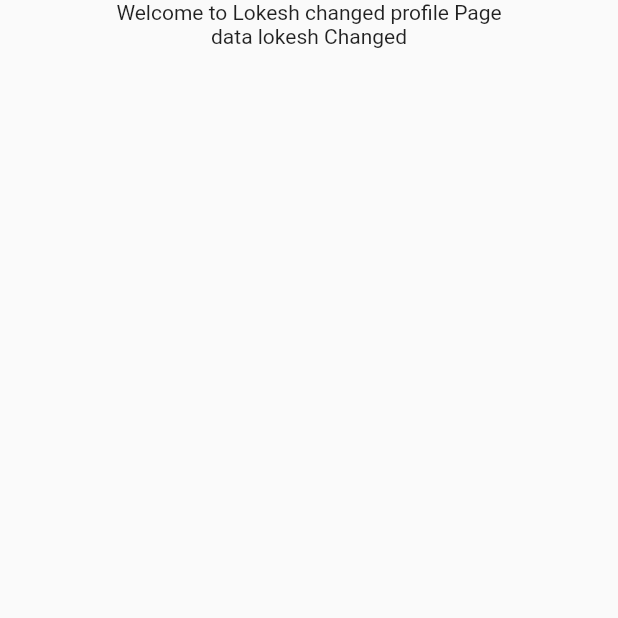
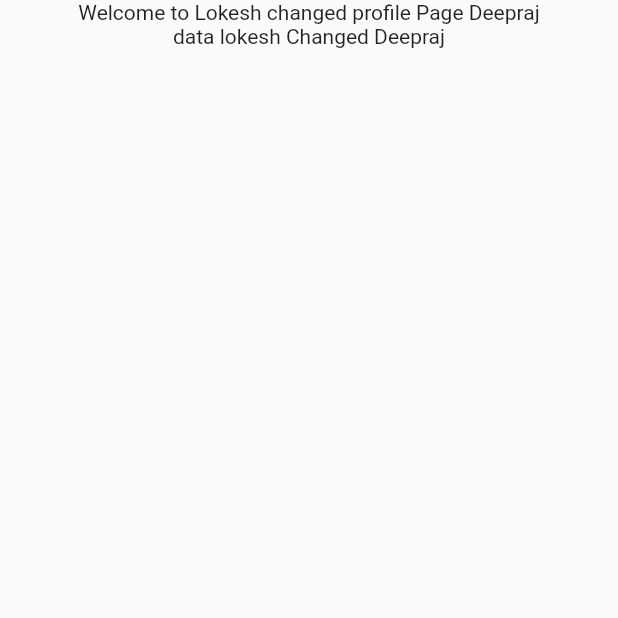
Before and after one commit to lokeshbsyelloskye/demo_repository, a Flutter app: the ProfileScreen screen opened directly, on a phone screen of 412 x 824 dp, the top half of it. Run offline on Flutter 3.47's test engine with Material 2 defaults, Android fonts, the phone set to English and light mode, and no system bars.

Commit message:
DEEPRAJ DEVIKAR - REFACTOR: profile.dart file

```diff
--- a/lib/profile.dart
+++ b/lib/profile.dart
@@ -14,8 +14,8 @@ class _ProfileScreenState extends State<ProfileScreen> {
       body: Center(
         child: Column(
           children: const [
-            Text("Welcome to Lokesh changed profile Page"),
-            Text('data lokesh Changed'),
+            Text("Welcome to Lokesh changed profile Page Deepraj"),
+            Text('data lokesh Changed Deepraj'),
           ],
         ),
       ),
```
